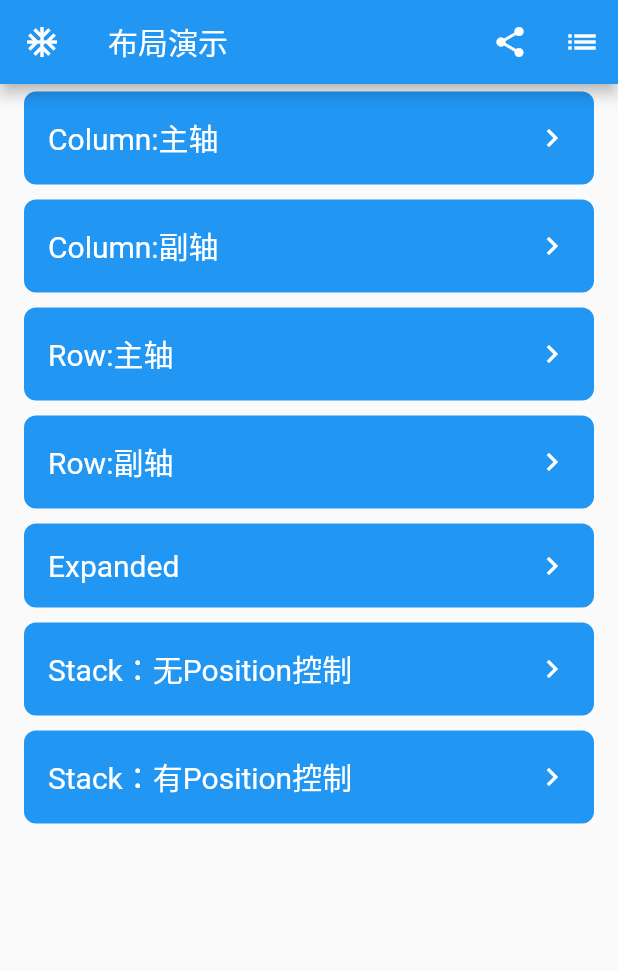
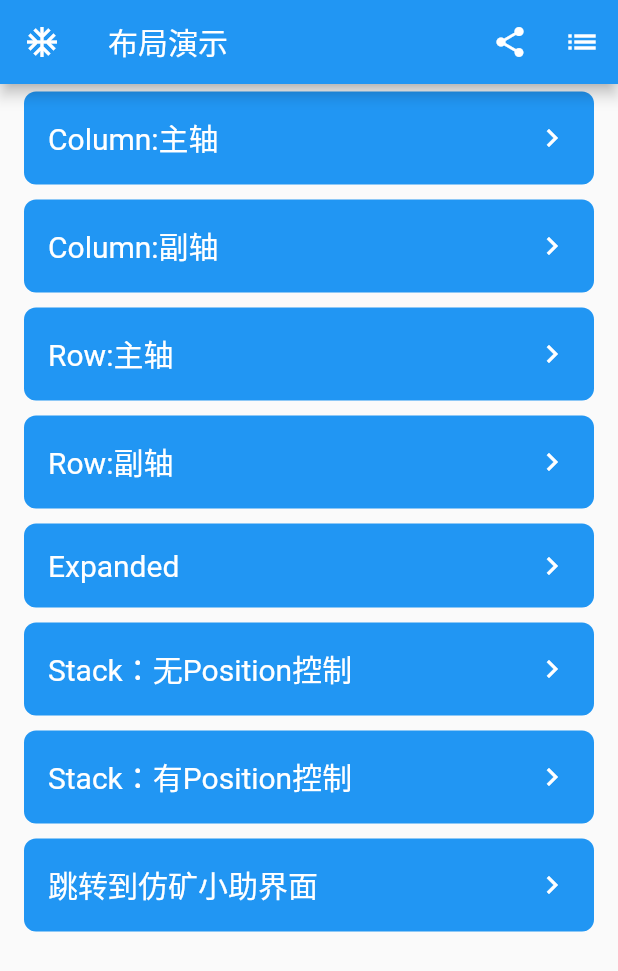
Before and after one commit to cnatom/flutter_learning_2023, a Flutter app: the screen it shows after launch, on a phone screen of 412 x 824 dp. Shown: the top 971 px of the screen. Run offline on Flutter 3.47's test engine with Material 2 defaults, Android fonts, the phone set to English and light mode, and no system bars.

Commit message:
✨feature(main): MyExpandContainer添加普通点击事件

```diff
--- a/lib/main.dart
+++ b/lib/main.dart
@@ -1,6 +1,7 @@
 // 导入flutter的ui库
 
 import 'package:flutter/material.dart';
+import 'package:flutter_learning/my_kxz_page.dart';
 
 main() => runApp(const MyApp());
 
@@ -26,14 +27,16 @@ class MyHomePage extends StatelessWidget {
         child: Column(
           children: [
             _buildLayoutArea(),
-
+            MyExpandContainer(title: "跳转到仿矿小助界面",click: (){
+              toMyKxzPage(context);
+            },)
           ],
         ),
       ),
     );
   }
 
-  Widget _buildLayoutArea(){
+  Widget _buildLayoutArea() {
     return Column(
       children: [
         MyExpandContainer(title: "Column:主轴", children: [
@@ -146,8 +149,7 @@ class MyHomePage extends StatelessWidget {
               child: Row(
                 children: [
                   Expanded(
-                      child: _buildBlock(
-                          text: "我被包裹在了Expanded中\n我在主轴方向上展开了！")),
+                      child: _buildBlock(text: "我被包裹在了Expanded中\n我在主轴方向上展开了！")),
                   _buildBlock(color: Colors.red)
                 ],
               )),
@@ -158,12 +160,10 @@ class MyHomePage extends StatelessWidget {
                   Expanded(flex: 3, child: _buildBlock(text: "flex:3")),
                   Expanded(
                       flex: 2,
-                      child:
-                      _buildBlock(text: "flex:2", color: Colors.red)),
+                      child: _buildBlock(text: "flex:2", color: Colors.red)),
                   Expanded(
                       flex: 1,
-                      child:
-                      _buildBlock(text: "flex:1", color: Colors.green))
+                      child: _buildBlock(text: "flex:1", color: Colors.green))
                 ],
               )),
         ]),
@@ -208,33 +208,32 @@ class MyHomePage extends StatelessWidget {
                   Positioned(
                     left: 40,
                     top: 10,
-                    child: _buildBlock(
-                        text: "left: 40\ntop: 10",
-                        sideLength: 100),
+                    child:
+                        _buildBlock(text: "left: 40\ntop: 10", sideLength: 100),
                   ),
                   Positioned(
                     right: 0,
                     bottom: 50,
                     child: _buildBlock(
-                        text: "right: 0\nbottom: 50",
-                        sideLength: 100),
+                        text: "right: 0\nbottom: 50", sideLength: 100),
                   ),
                   Positioned(
                     bottom: 0,
                     left: 70,
                     child: _buildBlock(
-                        text: "left: 70\nbottom: 0",
-                        sideLength: 100),
+                        text: "left: 70\nbottom: 0", sideLength: 100),
                   ),
                 ],
               )),
-
           _buildContainer(
               title: "Position.fill 占满Stack",
               child: Stack(
                 alignment: Alignment.topLeft,
                 children: [
-                  Positioned.fill(child: _buildBlock(text: "我被包裹在了Position.fill中\n占满了所有空间！",color: Colors.grey))
+                  Positioned.fill(
+                      child: _buildBlock(
+                          text: "我被包裹在了Position.fill中\n占满了所有空间！",
+                          color: Colors.grey))
                 ],
               )),
         ]),
@@ -316,11 +315,20 @@ class MyHomePage extends StatelessWidget {
 }
 
 class MyExpandContainer extends StatefulWidget {
+  // 标题
   final String title;
-  final List<Widget> children;
+  // 点击按钮后会展开的组件,与click属性不能同时赋值
+  final List<Widget>? children;
+  // 点击事件，如果click被赋值，那么点击之后不会将children显示出来，而是会执行click()
+  final void Function()? click;
 
-  const MyExpandContainer({Key? key, required this.title, required this.children})
-      : super(key: key);
+  const MyExpandContainer(
+      {Key? key, required this.title, this.children, this.click})
+      : assert(
+            (click != null && children == null) ||
+                (click == null && children != null),
+            "Do not use click and children at the same time."),
+        super(key: key);
 
   @override
   State<MyExpandContainer> createState() => _MyExpandContainerState();
@@ -349,7 +357,8 @@ class _MyExpandContainerState extends State<MyExpandContainer> {
                       Expanded(
                         child: Text(
                           widget.title,
-                          style: const TextStyle(color: Colors.white, fontSize: 20),
+                          style: const TextStyle(
+                              color: Colors.white, fontSize: 20),
                           maxLines: 100,
                         ),
                       ),
@@ -371,7 +380,8 @@ class _MyExpandContainerState extends State<MyExpandContainer> {
                 ],
               ),
             ),
-            AnimatedCrossFade(
+            widget.children != null
+                ? AnimatedCrossFade(
                     firstChild: Container(),
                     secondChild: Container(
                       margin: const EdgeInsets.all(16),
@@ -379,20 +389,25 @@ class _MyExpandContainerState extends State<MyExpandContainer> {
                           border: Border.all(color: Colors.blue),
                           borderRadius: BorderRadius.circular(8)),
                       child: Column(
-                    children: widget.children,
+                        children: widget.children!,
                       ),
                     ),
                     crossFadeState: expanded
                         ? CrossFadeState.showFirst
                         : CrossFadeState.showSecond,
                     duration: const Duration(milliseconds: 500))
+                : Container()
           ],
         ),
         Positioned.fill(child: InkWell(
           onTap: () {
+            if(widget.click==null){
               setState(() {
                 expanded = !expanded;
               });
+            }else{
+              widget.click!();
+            }
           },
         ))
       ],
--- a/lib/my_kxz_page.dart
+++ b/lib/my_kxz_page.dart
@@ -1,7 +1,7 @@
 import 'package:flutter/cupertino.dart';
 import 'package:flutter/material.dart';
 
-// 跳转至QQ界面
+// 跳转到本页面
 toMyKxzPage(BuildContext context) {
   Navigator.of(context)
       .push(CupertinoPageRoute(builder: (context) => const MyKxzPage()));
@@ -13,7 +13,9 @@ class MyKxzPage extends StatelessWidget {
   @override
   Widget build(BuildContext context) {
     return Scaffold(
-      body: Container(),
+      body: Center(
+        child: Text("在body属性写这个界面，使用系统返回按钮返回上一页"),
+      ),
     );
   }
 }
```
Lines whose indentation alone changed are shown as unchanged.
